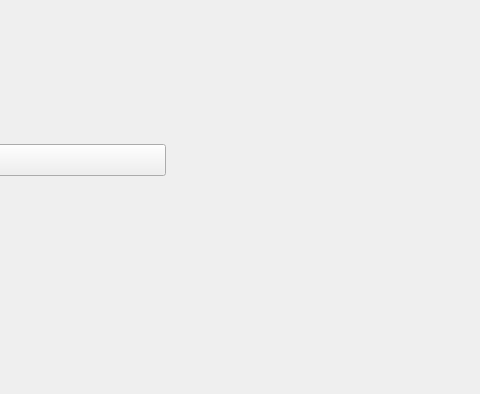
Old version of the form main.ui in the repository Najer-jril/app1; both pictures show x 750 to 1230 and y 256 to 650 of the 1333 by 650 pixel window.
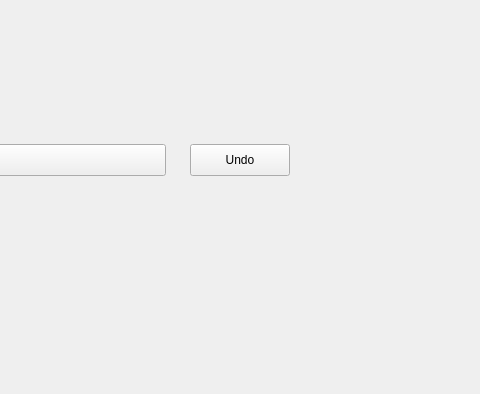
New version of the form. The open tabs and pages were chosen to show the change. Icons and pictures are not drawn. Custom widgets are drawn as their Qt base class.

Commit message: button undo

What changed in the file:
```diff
--- a/main.ui
+++ b/main.ui
@@ -2387,6 +2387,19 @@
       </rect>
      </property>
     </widget>
+    <widget class="PushButton" name="undo_btn">
+     <property name="geometry">
+      <rect>
+       <x>940</x>
+       <y>400</y>
+       <width>100</width>
+       <height>32</height>
+      </rect>
+     </property>
+     <property name="text">
+      <string>Undo</string>
+     </property>
+    </widget>
     <zorder>admbg</zorder>
     <zorder>PushButton_4</zorder>
     <zorder>prodi_a</zorder>
```
Left out of the diff: 3 changed lines with no effect on the pictures. The commit also changes 1 other file.
